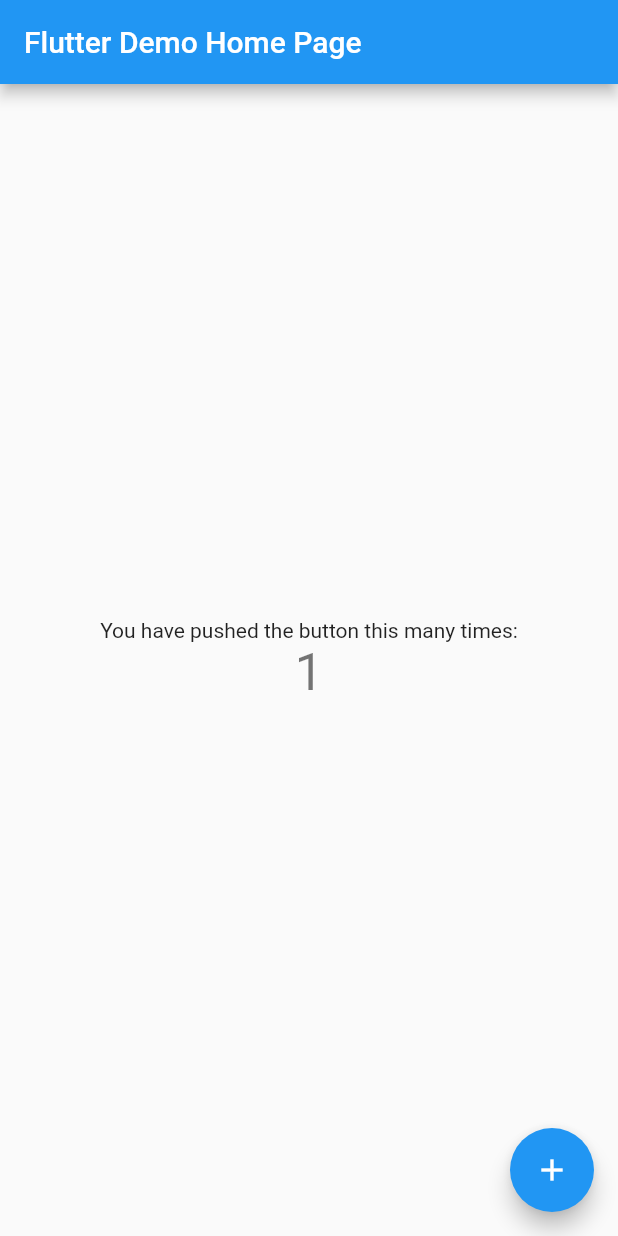
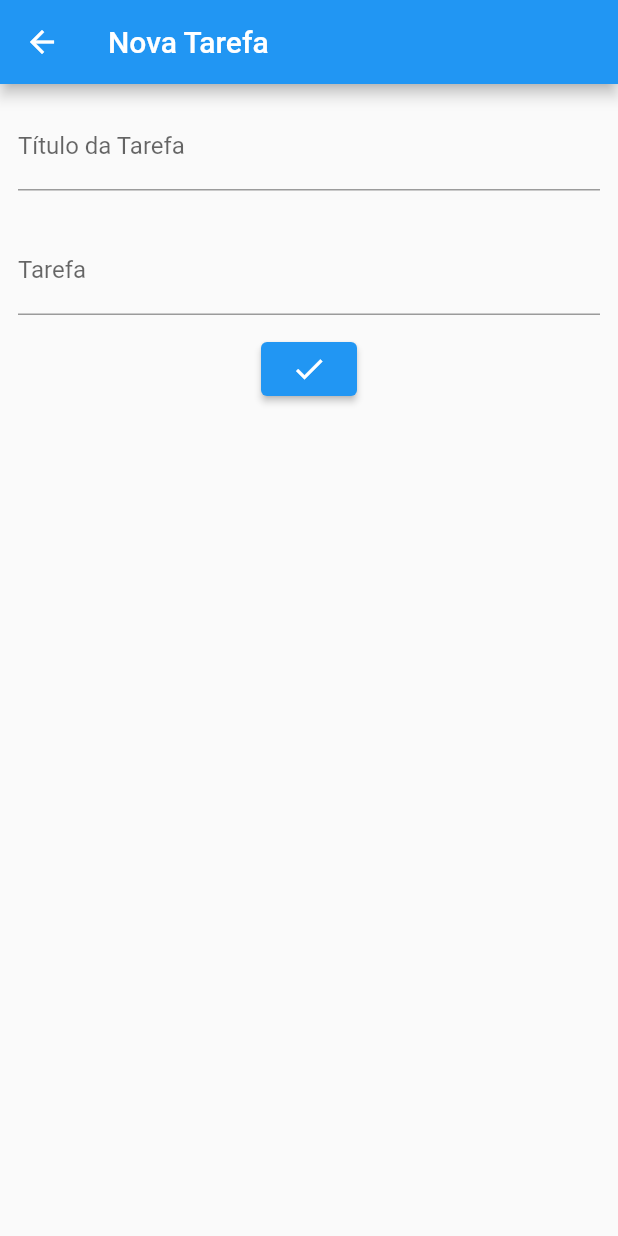
Before and after one commit to MauricioRDev/app_todo, a Flutter app: the screen it shows after launch, after a tap on the "add" icon, on a phone screen of 412 x 824 dp. Run offline on Flutter 3.47's test engine with Material 2 defaults, Android fonts, the phone set to English and light mode, and no system bars.

Commit message:
update list_page

```diff
--- a/lib/main.dart
+++ b/lib/main.dart
@@ -1,3 +1,4 @@
+import 'package:app_todo/pages/list_page.dart';
 import 'package:flutter/material.dart';
 
 void main() {
@@ -11,11 +12,9 @@
   @override
   Widget build(BuildContext context) {
     return MaterialApp(
-      title: 'test',
-      theme: ThemeData(
-        primarySwatch: Colors.blue,
-      ),
-      home: const MyHomePage(title: 'Flutter Demo Home Page'),
+      home: Scaffold(
+        body: ListaTarefas(),
+        )
     );
   }
 }
--- a/lib/pages/list_page.dart
+++ b/lib/pages/list_page.dart
@@ -1,15 +1,139 @@
 import 'package:flutter/material.dart';
 
-class List_Page extends StatefulWidget {
-  const List_Page({super.key});
+class FormularioTarefa extends StatefulWidget {
+  const FormularioTarefa({super.key});
 
   @override
-  State<List_Page> createState() => _List_PageState();
+  State<FormularioTarefa> createState() => FormularioTarefaState();
 }
 
-class _List_PageState extends State<List_Page> {
+class FormularioTarefaState extends State<FormularioTarefa> {
+  final TextEditingController _controladorCampoNomeTarefa =
+      TextEditingController();
+  final TextEditingController _controladorCampoTarefa = TextEditingController();
+
   @override
   Widget build(BuildContext context) {
-    return const Placeholder();
+    return Scaffold(
+        appBar: AppBar(title: Text('Nova Tarefa')),
+        body: SingleChildScrollView(
+            child: Column(
+          children: [
+            Editor(
+                controlador: _controladorCampoNomeTarefa,
+                rotulo: 'Título da Tarefa',
+                dica: 'Título da Tarefa'),
+            Editor(
+                controlador: _controladorCampoTarefa,
+                rotulo: 'Tarefa',
+                dica: 'Escreva uma descrição para sua tarefa.'),
+            ElevatedButton(
+                onPressed: () => _criaTarefa(context), child: Icon(Icons.done))
+          ],
+        )));
+  }
+
+  void _criaTarefa(BuildContext context) {
+    debugPrint('clicou no confirmar');
+    final String nomeTarefa = _controladorCampoNomeTarefa.text;
+    final String tarefa = _controladorCampoTarefa.text;
+    if (nomeTarefa != null && tarefa != null) {
+      final tarefaCriada = Tarefa(nomeTarefa, tarefa);
+      debugPrint('Criando Tarefa');
+      debugPrint('$tarefaCriada');
+      Navigator.pop(context, tarefaCriada);
+    }
   }
 }
+
+class Tarefa {
+  final String nomeTarefa;
+  final String tarefa;
+
+  Tarefa(this.nomeTarefa, this.tarefa);
+
+  @override
+  String toString() {
+    return 'Tarefa{tarefa: $tarefa, nomeTarefa: $nomeTarefa}';
+  }
+}
+
+class ListaTarefas extends StatefulWidget {
+  final List<Tarefa> _tarefas = [];
+
+  @override
+  State<ListaTarefas> createState() => _ListaTarefasState();
+}
+
+class _ListaTarefasState extends State<ListaTarefas> {
+  @override
+  Widget build(BuildContext context) {
+    return Scaffold(
+      appBar: AppBar(title: Text('Suas Listagens')),
+      body: ListView.builder(
+        itemCount: widget._tarefas.length,
+        itemBuilder: (context, indice) {
+          final tarefa = widget._tarefas[indice];
+          return ItemTarefa(tarefa);
+        },
+      ),
+      floatingActionButton: FloatingActionButton(
+        child: Icon(Icons.add),
+        onPressed: () {
+          final Future<Tarefa?> future =
+              Navigator.push(context, MaterialPageRoute(builder: (context) {
+            return FormularioTarefa();
+          }));
+          future.then((tarefaRecebida) {
+            Future.delayed(Duration(seconds: 1), () {
+              debugPrint('chegou no then do future');
+              debugPrint('$tarefaRecebida');
+              if (tarefaRecebida != null) {
+                setState(() {
+                  widget._tarefas.add(tarefaRecebida);
+                });
+              }
+            });
+          });
+        },
+      ),
+    );
+  }
+}
+
+class ItemTarefa extends StatelessWidget {
+  final Tarefa _tarefas;
+
+  ItemTarefa(this._tarefas);
+
+  @override
+  Widget build(BuildContext context) {
+    return Card(
+        child: ListTile(
+      title: Text(_tarefas.nomeTarefa),
+      subtitle: Text(_tarefas.tarefa),
+    ));
+  }
+}
+
+class Editor extends StatelessWidget {
+  final TextEditingController controlador;
+  final String rotulo;
+  final String dica;
+
+  Editor({required this.controlador, required this.rotulo, required this.dica});
+
+  @override
+  Widget build(BuildContext context) {
+    return Padding(
+        padding: const EdgeInsets.all(12.0),
+        child: TextField(
+          controller: controlador,
+          style: TextStyle(fontSize: 16.0),
+          decoration: InputDecoration(
+            labelText: rotulo,
+            hintText: dica,
+          ),
+        ));
+  }
+}
```
